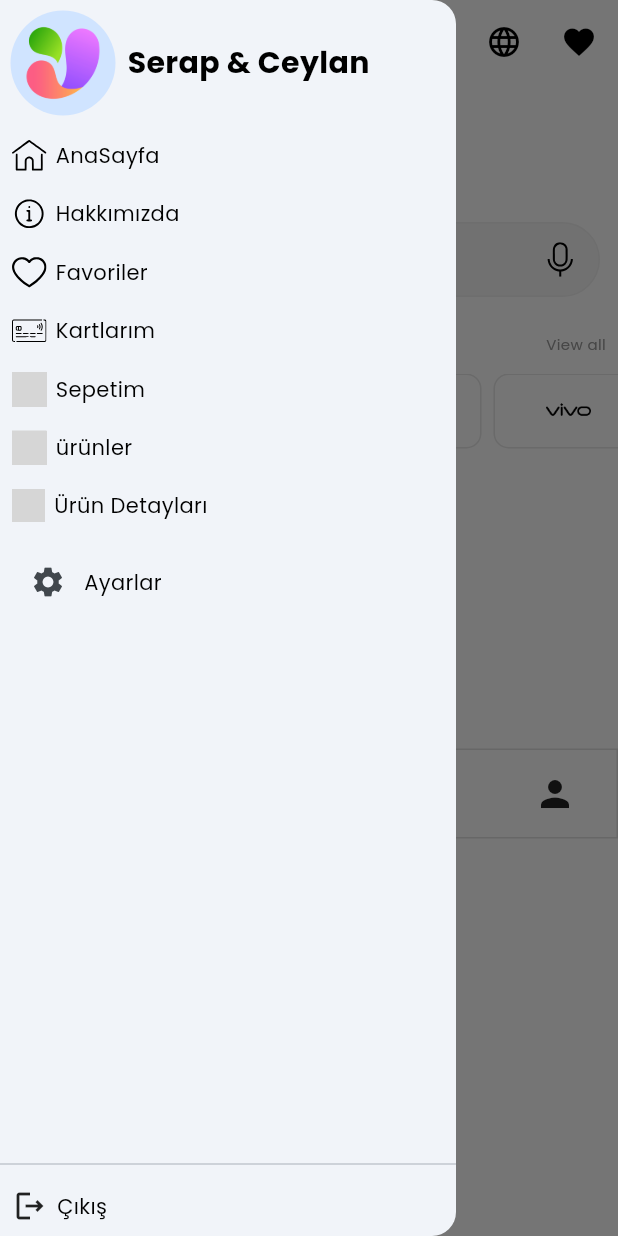
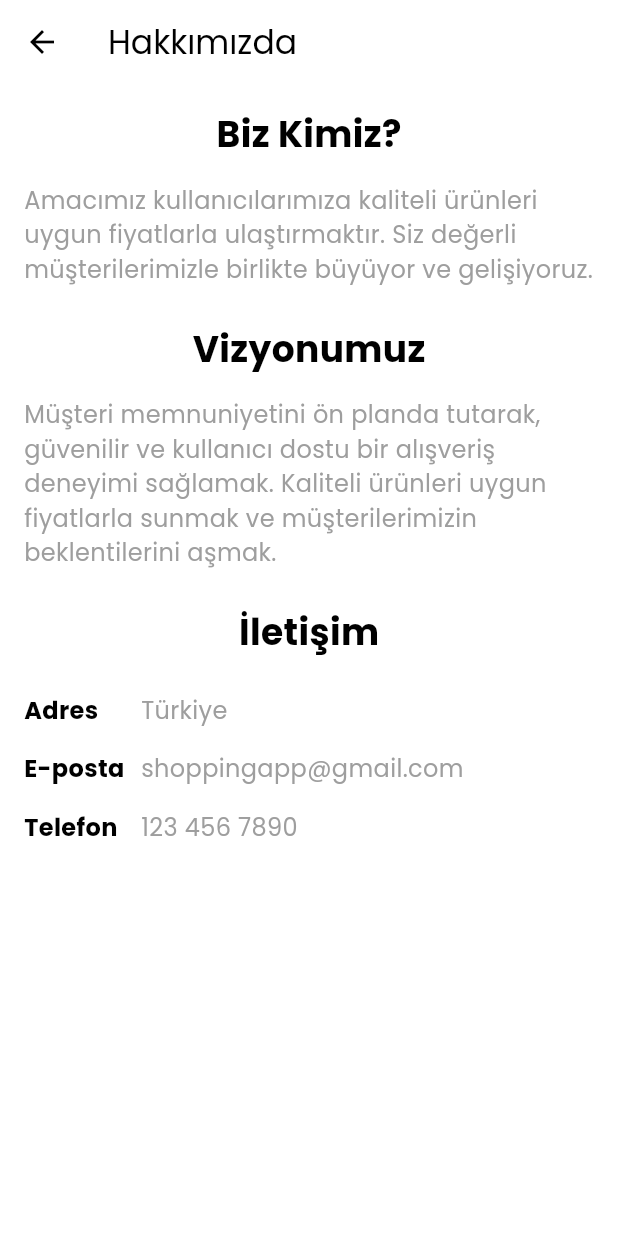
Before and after one commit to serapgunes/vizeproject, a Flutter app: the homepage screen opened by its route, in the side drawer, after a tap on "Hakkımızda", on a phone screen of 412 x 824 dp. Run offline on Flutter 3.47's test engine with Material 3 defaults, Android fonts, the light colour scheme and no system bars; our stand-ins replace dio, flex_color_scheme, flutter_bloc, flutter_secure_storage, flutter_svg, gap and 4 more; accounts and stored records are empty; network calls fail; project files that could hold a hidden picture were left out; grey boxes are pictures that could not be loaded.

Commit message:
menü hakkımızda

```diff
--- a/lib/core/routes.dart
+++ b/lib/core/routes.dart
@@ -3,7 +3,8 @@ import 'package:vizeproje/screens/client/profile.dart';
 import 'package:vizeproje/screens/core/loader.dart';
 import 'package:vizeproje/screens/onboarding_screen.dart';
 
-import '../screens/buy.dart';
+
+import '../screens/about.dart';
 import '../screens/core/error.dart';
 import '../screens/giris.dart';
 import '../screens/homepage.dart';
@@ -62,10 +63,7 @@ final routes = GoRouter(
       path: '/giris',
       builder: (context, state) => const giris(),
     ),
-    GoRoute(
-      path: '/buy',
-      builder: (context, state) => const buy(),
-    ),
+
     GoRoute(
       path: '/profile',
       builder: (context, state) => ProfileScreen(),
@@ -80,5 +78,10 @@ final routes = GoRouter(
       builder: (context, state) => const OnboardingScreen(),
 
     ),
+    GoRoute(
+      path: '/about',
+      builder: (context, state) => const about(),
+
+    ),
   ],
 );
--- /dev/null
+++ b/lib/screens/about.dart
@@ -0,0 +1,98 @@
+import 'package:flutter/material.dart';
+
+class about extends StatelessWidget {
+  const about({super.key});
+
+  @override
+  Widget build(BuildContext context) {
+ return Scaffold(
+      appBar: AppBar(
+        title: Text('Hakkımızda'),
+      ),
+      body: SingleChildScrollView(
+        child: Padding(
+          padding: const EdgeInsets.all(16.0),
+          child: Column(
+            crossAxisAlignment: CrossAxisAlignment.start,
+            children: [
+              Center(
+                child: Text(
+                  'Biz Kimiz?',
+                  style: TextStyle(
+                    fontSize: 24,
+                    fontWeight: FontWeight.bold,
+                  ),
+                ),
+              ),
+              SizedBox(height: 16),
+              Text(
+                'Amacımız kullanıcılarımıza kaliteli ürünleri uygun fiyatlarla ulaştırmaktır. '
+                'Siz değerli müşterilerimizle birlikte büyüyor ve gelişiyoruz.',
+                style: TextStyle(fontSize: 16, color: Colors.grey),
+              ),
+              SizedBox(height: 24),
+              Center(
+                child: Text(
+                  'Vizyonumuz',
+                  style: TextStyle(
+                    fontSize: 24,
+                    fontWeight: FontWeight.bold,
+                  ),
+                ),
+              ),
+              SizedBox(height: 16),
+              Text(
+                'Müşteri memnuniyetini ön planda tutarak, güvenilir ve kullanıcı dostu bir alışveriş deneyimi sağlamak. '
+                'Kaliteli ürünleri uygun fiyatlarla sunmak ve müşterilerimizin beklentilerini aşmak.',
+                style: TextStyle(fontSize: 16, color: Colors.grey),
+              ),
+              SizedBox(height: 24),
+              Center(
+                child: Text(
+                  'İletişim',
+                  style: TextStyle(
+                    fontSize: 24,
+                    fontWeight: FontWeight.bold,
+                  ),
+                ),
+              ),
+              SizedBox(height: 16),
+              Column(
+                children: [
+                  abouts('Adres', 'Türkiye'),
+                  abouts('E-posta', 'shoppingapp@gmail.com'),
+                  abouts('Telefon', '123 456 7890'),
+                ],
+              ),
+            ],
+          ),
+        ),
+      ),
+    );
+  }
+
+  Widget abouts(String title, String aciklama) {
+    return Padding(
+      padding: const EdgeInsets.symmetric(vertical: 8.0),
+      child: Row(
+        crossAxisAlignment: CrossAxisAlignment.start,
+        children: [
+          Container(
+            width: 70,
+            child: Text(
+              title,
+              style: TextStyle(fontSize: 16, fontWeight: FontWeight.bold),
+            ),
+          ),
+          SizedBox(width: 8),
+          Expanded(
+            child: Text(
+              aciklama,
+              style: TextStyle(fontSize: 16, color: Colors.grey),
+            ),
+          ),
+        ],
+      ),
+    );
+  }
+}
--- a/lib/screens/client/profile.dart
+++ b/lib/screens/client/profile.dart
@@ -48,14 +48,14 @@ class ProfileScreen extends StatelessWidget {
                     crossAxisAlignment: CrossAxisAlignment.start,
                     children: <Widget>[
                       Text(
-                        'Henry Luca',
+                        'Serap & Ceylan',
                         style: TextStyle(
                           fontWeight: FontWeight.bold,
                           fontSize: 20,
                         ),
                       ),
                       Text(
-                        'loopdesignagency@gmail.com',
+                        'serapceylan@gmail.com',
                         style: TextStyle(
                           color: Colors.grey,
                         ),
--- a/lib/screens/homepage.dart
+++ b/lib/screens/homepage.dart
@@ -113,9 +113,7 @@ class _HomePageState extends State<homepage> {
                           "assets/icons/about.svg",
                           height: 23,
                         ),
-                        onTap: () {
-                          Navigator.pushNamed(context, "/about");
-                        },
+                        onTap: () => context.push("/about")
                       ),
                       MenuItem(
                         title: "Favoriler",
```
